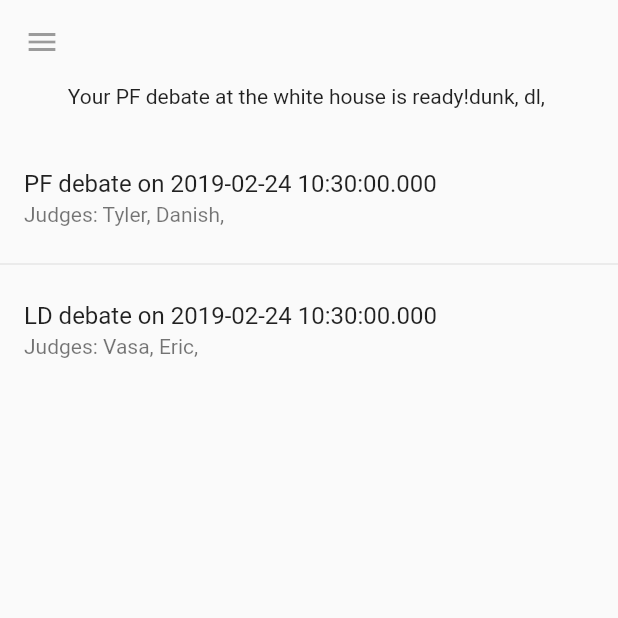
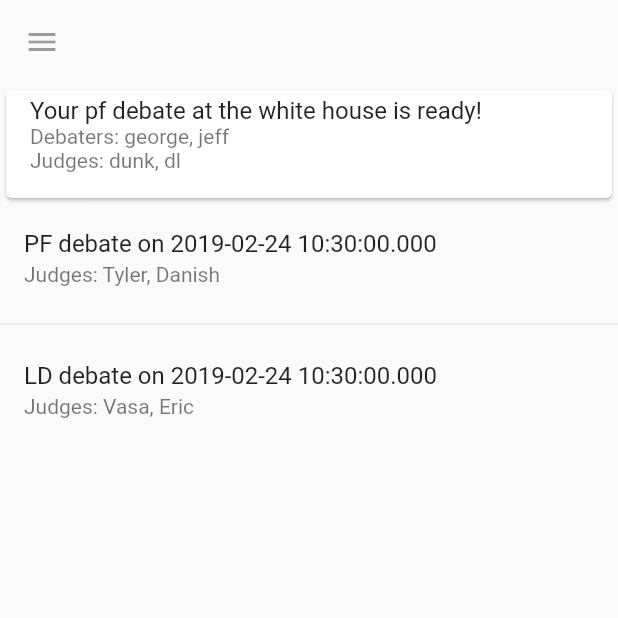
Before and after one commit to drayneman/DebateMonkeyApp, a Flutter app: the screen it shows after launch, on a phone screen of 412 x 824 dp, the top half of it. Run offline on Flutter 3.47's test engine with Material 2 defaults, Android fonts, the phone set to English and light mode, and no system bars.

Commit message:
Card-ified notification Cleaned format

```diff
--- a/lib/info_helper.dart
+++ b/lib/info_helper.dart
@@ -28,6 +28,16 @@ class TournamentEvent {
         judges += judge + ', ';
       }
     }
-    return judges;
+    return judges.substring(0, judges.length - 2);
+  }
+
+  get debaters {
+    String debaters = '';
+    if (_debaters != null) {
+      for (final judge in _debaters) {
+        debaters += judge + ', ';
+      }
+    }
+    return debaters.substring(0, debaters.length - 2);
   }
 }
--- a/lib/main.dart
+++ b/lib/main.dart
@@ -39,10 +39,7 @@ class DebateMonkeyHome extends StatelessWidget {
 
       body: Column(
         children: <Widget>[
-          Container(
-            child: Center(child: CurrentRound(),
-            ),
-          ),
+          CurrentRound(),
           Expanded(
             child: Container(
               child: CurrentTournamentEvents(),
@@ -96,12 +93,22 @@ class CurrentRoundState extends State<CurrentRound> {
       return new Container();
     }
 
-    else {
-      return new Container(
-        height: 40.0,
-        child: new Text("Your " + _event.type.toUpperCase() + " debate at " + _event.location + " is ready!" + _event.judges),
-      );
-    }
+    return new Container(
+        height: 80.0,
+        //child: new Text("Your " + _event.type.toUpperCase() + " debate at " + _event.location + " is ready!" + _event.judges),
+
+        child: Card(
+          child: Column(
+            mainAxisSize: MainAxisSize.min,
+            children: <Widget>[
+            ListTile(
+              title: Text("Your " + _event.type + " debate at " + _event.location + " is ready!"),
+              subtitle: Text("Debaters: " + _event.debaters + "\nJudges: " + _event.judges),
+            ),
+            ],
+          ),
+        ),
+    );
   }
 }
 
```
